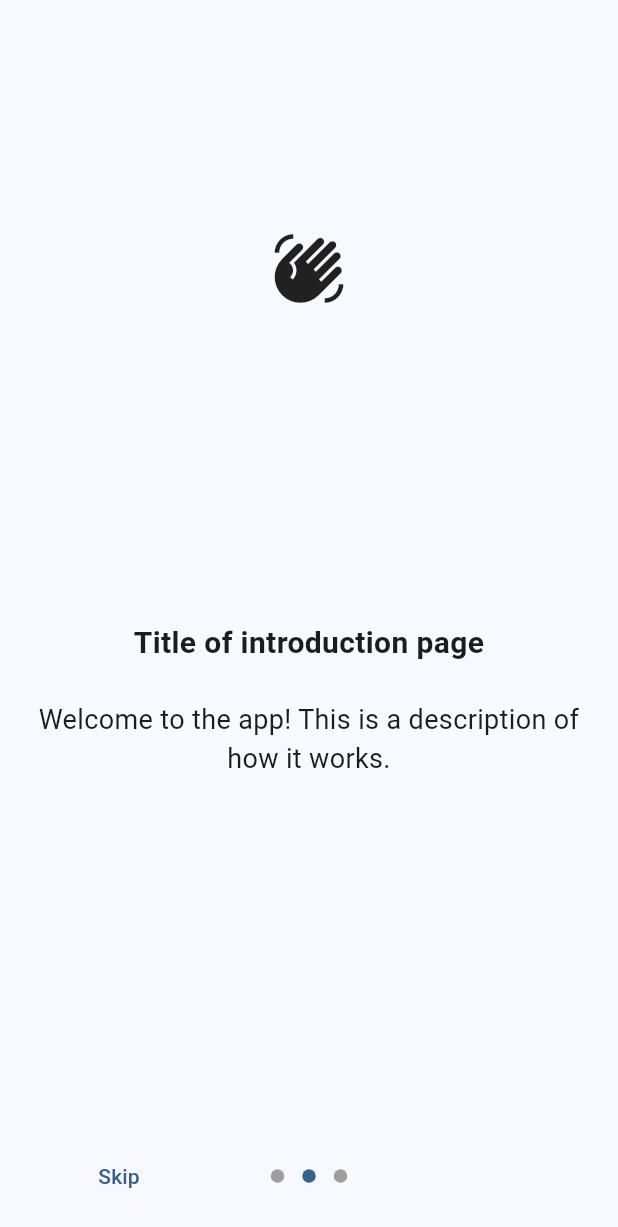
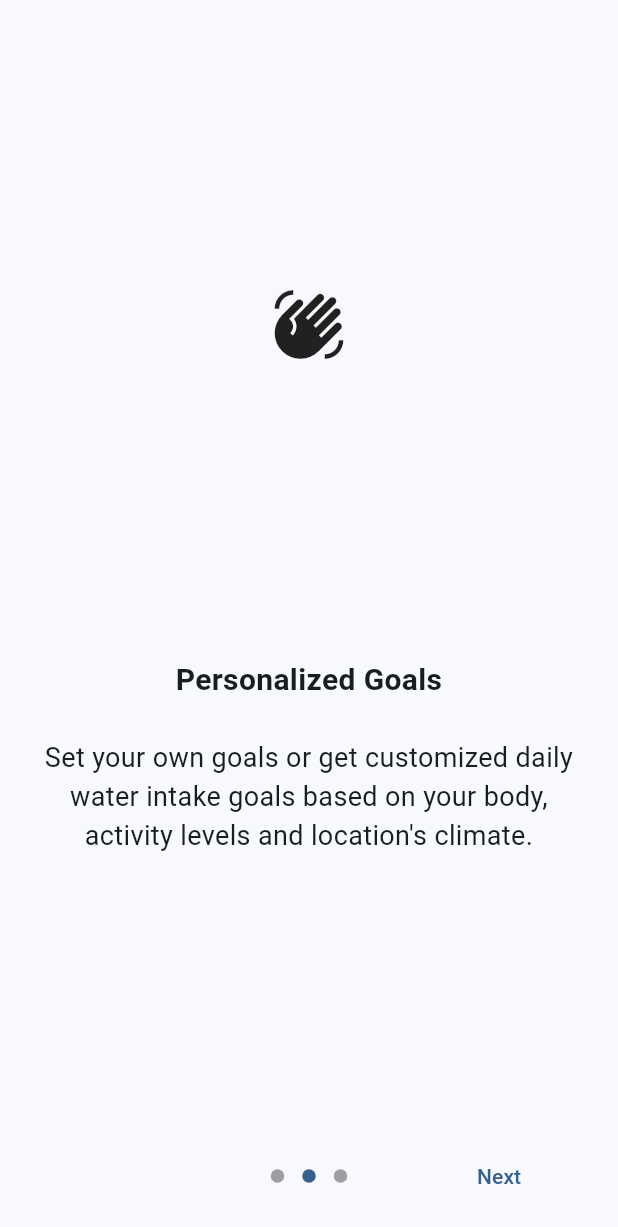
Before and after one commit to kwesinavilot/nsuo_nom, a Flutter app: the screen it shows after launch, swiped to page 2, on a phone screen of 412 x 824 dp. Shown: the top 1227 px of the screen. Run offline on Flutter 3.47's test engine with Material 3 defaults, Android fonts, the phone set to English and light mode, and no system bars; drawn by our look-alikes of introduction_screen.

Commit message:
Tinkered with the PageViewModel of the IntroductionScreen till content

```diff
--- a/lib/screens/value_props_screen.dart
+++ b/lib/screens/value_props_screen.dart
@@ -7,38 +7,54 @@ class ValueProps extends StatelessWidget {
   @override
   Widget build(BuildContext context) {
     return Scaffold(
-        body: IntroductionScreen(
+      body: Container(
+        // color: Colors.red,
+        padding: const EdgeInsets.only(top: 50.0),
+        child: IntroductionScreen(
           pages: [
             PageViewModel(
-          title: "Title of introduction page",
-          body: "Welcome to the app! This is a description of how it works.",
+              title: "Effortless Hydration Tracking",
+              body:
+                  "Easily record how much water you drink throughout the day with a tap of a button. No more manual tracking.",
+              image: const Center(
+                child: Image(
+                  image: AssetImage('assets/woman_drinking.gif'),
+                  fit: BoxFit.contain,
+                  height: 310,
+                  width: 310,
+                ),
+              ),
+              decoration: const PageDecoration(
+                imageAlignment: Alignment.center,
+              ),
+            ),
+            PageViewModel(
+              title: "Personalized Goals",
+              body:
+                  "Set your own goals or get customized daily water intake goals based on your body, activity levels and location's climate.",
               image: const Center(
                 child: Icon(Icons.waving_hand, size: 50.0),
               ),
             ),
             PageViewModel(
-          title: "Title of introduction page",
-          body: "Welcome to the app! This is a description of how it works.",
-          image: const Center(
-            child: Icon(Icons.waving_hand, size: 50.0),
-          ),
-        ),
-        PageViewModel(
-          title: "Title of introduction page",
-          body: "Welcome to the app! This is a description of how it works.",
+              title: "Analytics & Motivation",
+              body:
+                  "See real-time statistics, achievement streaks and reminders to stay motivated on reaching your hydration goals.",
               image: const Center(
                 child: Icon(Icons.waving_hand, size: 50.0),
               ),
             )
           ],
-      showSkipButton: true,
-      showNextButton: false,
-      skip: const Text("Skip"),
+          showSkipButton: false,
+          showNextButton: true,
           done: const Text("Done"),
+          next: const Text("Next"),
           onDone: () {
             // On button pressed
           },
-    )
+        ),
+      ),
+
       // body: Container(
       //     color: Colors.red,
       //     alignment: Alignment.center,
```
Lines whose indentation alone changed are shown as unchanged.
